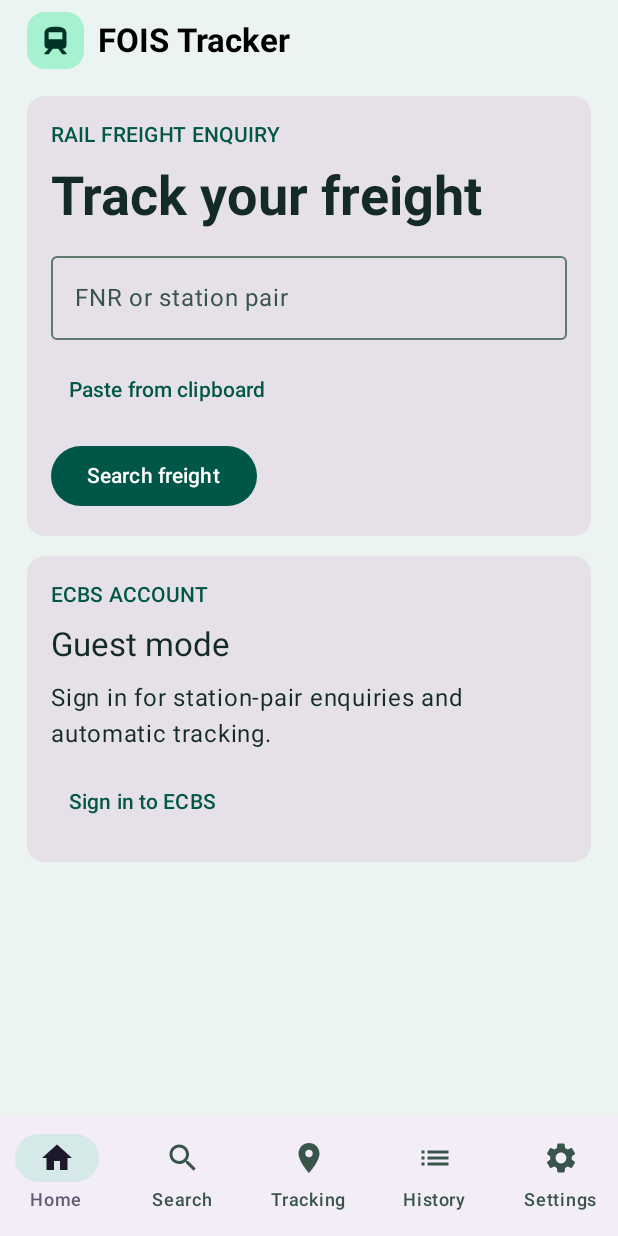
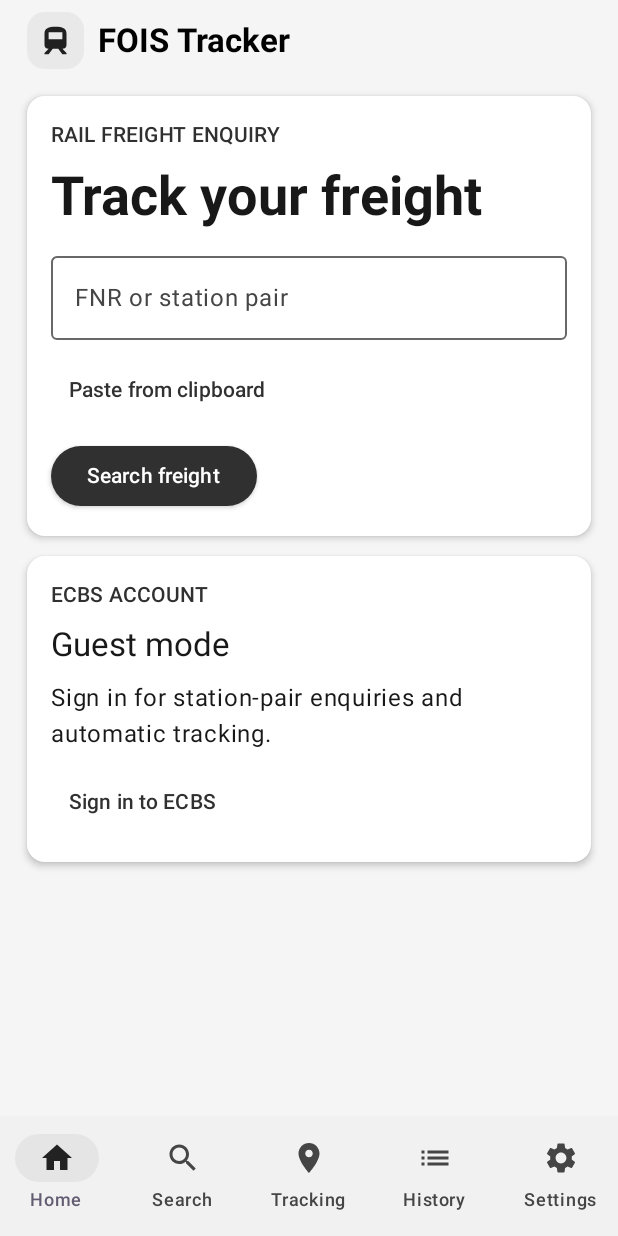
Before and after one commit to emochuddam/FOIS-Tracker, an Android app built with Jetpack Compose: the screen it shows after launch (MainActivity), on a phone screen of 412 x 824 dp. Run offline under Robolectric (Android 15) with nearby library versions, the phone set to English and light mode, and no system bars; 1 statement that could not run was skipped.

Commit message:
Recover FNR from FOIS receipts and polish freight results

```diff
--- a/app/build.gradle.kts
+++ b/app/build.gradle.kts
@@ -18,8 +18,8 @@ android {
         applicationId = "org.railtracker.fois"
         minSdk = 26
         targetSdk = 36
-        versionCode = 4
-        versionName = "1.0.2"
+        versionCode = 5
+        versionName = "1.0.3"
         testInstrumentationRunner = "androidx.test.runner.AndroidJUnitRunner"
     }
     if (hasReleaseSigning) {
--- a/app/src/main/AndroidManifest.xml
+++ b/app/src/main/AndroidManifest.xml
@@ -11,9 +11,5 @@
                 <category android:name="android.intent.category.LAUNCHER" />
             </intent-filter>
         </activity>
-        <provider android:name="androidx.core.content.FileProvider" android:authorities="${applicationId}.reports"
-            android:exported="false" android:grantUriPermissions="true">
-            <meta-data android:name="android.support.FILE_PROVIDER_PATHS" android:resource="@xml/report_paths" />
-        </provider>
     </application>
 </manifest>
--- a/app/src/main/java/dev/foistracker/TrackerUi.kt
+++ b/app/src/main/java/dev/foistracker/TrackerUi.kt
@@ -1,6 +1,10 @@
 package dev.foistracker
 
 import androidx.compose.animation.AnimatedContent
+import androidx.compose.animation.core.animateFloatAsState
+import androidx.compose.animation.core.spring
+import androidx.compose.foundation.interaction.MutableInteractionSource
+import androidx.compose.foundation.interaction.collectIsPressedAsState
 import androidx.compose.foundation.*
 import androidx.compose.foundation.layout.*
 import androidx.compose.foundation.lazy.LazyColumn
@@ -22,6 +26,7 @@ import androidx.compose.ui.Alignment
 import androidx.compose.ui.Modifier
 import androidx.compose.ui.draw.clip
 import androidx.compose.ui.graphics.Color
+import androidx.compose.ui.graphics.graphicsLayer
 import androidx.compose.ui.graphics.asImageBitmap
 import androidx.compose.ui.platform.LocalFocusManager
 import androidx.compose.ui.platform.LocalSoftwareKeyboardController
@@ -43,16 +48,22 @@ import kotlinx.coroutines.withContext
 import java.time.Duration
 import java.time.Instant
 
-private val pine = Color(0xFF005647)
-private val mint = Color(0xFF95F2C4)
-private val light = lightColorScheme(primary = pine, onPrimary = Color.White, primaryContainer = Color(0xFFA6F1D0),
-    onPrimaryContainer = Color(0xFF003328), background = Color(0xFFEBF4F0), onBackground = Color(0xFF112923),
-    surface = Color(0xFFF8FCFA), onSurface = Color(0xFF142A24), surfaceVariant = Color(0xFFDCEBE5),
-    onSurfaceVariant = Color(0xFF39554B), outline = Color(0xFF60786E), secondaryContainer = Color(0xFFD5E9E9))
-private val dark = darkColorScheme(primary = mint, onPrimary = Color(0xFF003829), primaryContainer = Color(0xFF174C3B),
-    onPrimaryContainer = Color(0xFFC3FFDD), background = Color(0xFF101E26), onBackground = Color(0xFFE5F5EF),
-    surface = Color(0xFF162931), onSurface = Color(0xFFE9F6F0), surfaceVariant = Color(0xFF20383F),
-    onSurfaceVariant = Color(0xFFB8CBCA), outline = Color(0xFF819C97), secondaryContainer = Color(0xFF25444B))
+private val light = lightColorScheme(
+    primary = Color(0xFF303030), onPrimary = Color.White, primaryContainer = Color(0xFFE9E9E9),
+    onPrimaryContainer = Color(0xFF202020), secondaryContainer = Color(0xFFE5E5E5),
+    onSecondaryContainer = Color(0xFF222222), background = Color(0xFFF5F5F5),
+    onBackground = Color(0xFF181818), surface = Color.White, onSurface = Color(0xFF181818),
+    surfaceVariant = Color(0xFFEAEAEA), onSurfaceVariant = Color(0xFF454545),
+    surfaceContainer = Color(0xFFF1F1F1), surfaceContainerHigh = Color(0xFFECECEC), outline = Color(0xFF686868)
+)
+private val dark = darkColorScheme(
+    primary = Color(0xFFE5E5E5), onPrimary = Color(0xFF202020), primaryContainer = Color(0xFF333333),
+    onPrimaryContainer = Color(0xFFEAEAEA), secondaryContainer = Color(0xFF363636),
+    onSecondaryContainer = Color(0xFFE8E8E8), background = Color(0xFF121212),
+    onBackground = Color(0xFFECECEC), surface = Color(0xFF1E1E1E), onSurface = Color(0xFFECECEC),
+    surfaceVariant = Color(0xFF343434), onSurfaceVariant = Color(0xFFD0D0D0),
+    surfaceContainer = Color(0xFF252525), surfaceContainerHigh = Color(0xFF2D2D2D), outline = Color(0xFFB0B0B0)
+)
 private val tabs = listOf("Home", "Search", "Tracking", "History", "Settings")
 private val icons = listOf(Icons.Default.Home, Icons.Default.Search, Icons.Default.LocationOn, Icons.AutoMirrored.Filled.List, Icons.Default.Settings)
 private val stations = listOf("RMN" to "Raman", "NDLS" to "New Delhi", "DLI" to "Delhi Junction",
@@ -166,7 +177,20 @@ private fun Brand(modifier: Modifier = Modifier) {
 
 @Composable
 private fun ActionButton(label: String, enabled: Boolean = true, action: () -> Unit) {
-    Button(onClick = action, enabled = enabled) { Text(label) }
+    val interaction = remember { MutableInteractionSource() }
+    val pressed by interaction.collectIsPressedAsState()
+    val scale by animateFloatAsState(
+        if (pressed && enabled) 0.97f else 1f,
+        animationSpec = spring(dampingRatio = 0.8f, stiffness = 500f),
+        label = "Button press"
+    )
+    Button(
+        onClick = action,
+        enabled = enabled,
+        interactionSource = interaction,
+        modifier = Modifier.graphicsLayer { scaleX = scale; scaleY = scale },
+        elevation = ButtonDefaults.buttonElevation(defaultElevation = 2.dp, pressedElevation = 1.dp)
+    ) { Text(label) }
 }
 
 @Composable
@@ -185,7 +209,11 @@ private fun Navigation(selected: Int, select: (Int) -> Unit) {
 
 @Composable
 private fun Panel(modifier: Modifier = Modifier, content: @Composable ColumnScope.() -> Unit) {
-    Card(modifier.fillMaxWidth()) {
+    ElevatedCard(
+        modifier = modifier.fillMaxWidth(),
+        colors = CardDefaults.elevatedCardColors(containerColor = MaterialTheme.colorScheme.surface),
+        elevation = CardDefaults.elevatedCardElevation(defaultElevation = 3.dp)
+    ) {
         Column(Modifier.padding(16.dp), verticalArrangement = Arrangement.spacedBy(9.dp), content = content)
     }
 }
@@ -664,6 +692,14 @@ private fun FreightUi(app: MainActivity, page: ResultPage) {
                     Label(if (freight.arrived == null) "ESTIMATED ARRIVAL" else "CONFIRMED ARRIVAL")
                     Text(displayFreightTime(freight.arrived ?: freight.eta), fontSize = 40.sp,
                         lineHeight = 44.sp, fontWeight = FontWeight.Bold, color = MaterialTheme.colorScheme.primary)
+                    Label("REMAINING DISTANCE")
+                    val distance = freight.values["Remaining distance"]
+                    val distanceText = when {
+                        distance == null -> "Not Reported"
+                        distance.any(Char::isLetter) -> distance
+                        else -> "$distance km"
+                    }
+                    Text(distanceText, fontSize = 34.sp, lineHeight = 38.sp, fontWeight = FontWeight.Bold)
                     if (freight.arrived != null && freight.eta != null) Text("Last ETA · ${displayFreightTime(freight.eta)}")
                     val previous = freightTime(freight.previousEta)
                     val current = freightTime(freight.eta)
@@ -693,8 +729,13 @@ private fun FreightUi(app: MainActivity, page: ResultPage) {
                         active -> "Live refresh paused"
                         else -> "Showing last reported data"
                     }
-                    Text(liveStatus, color = if (polling) MaterialTheme.colorScheme.primary else MaterialTheme.colorScheme.onSurface,
-                        style = MaterialTheme.typography.labelLarge)
+                    Row(verticalAlignment = Alignment.CenterVertically, horizontalArrangement = Arrangement.spacedBy(8.dp)) {
+                        if (polling || app.automaticRefresh) {
+                            val green = if (isSystemInDarkTheme()) Color(0xFF63E68A) else Color(0xFF198344)
+                            Box(Modifier.size(10.dp).background(green, CircleShape))
+                        }
+                        Text(liveStatus, style = MaterialTheme.typography.labelLarge)
+                    }
                     if (!page.cached && elapsed < 60) Text("Updated ${elapsed}s ago", style = MaterialTheme.typography.bodySmall)
                     Text("Last successful update · ${displayTime(freight.retrieved)}", style = MaterialTheme.typography.bodySmall)
                     if (page.freight.size > 1) {
@@ -714,7 +755,8 @@ private fun FreightUi(app: MainActivity, page: ResultPage) {
                         ActionButton(if (item == null) "Save enquiry" else "Edit saved") {
                             editing = item ?: Saved(page.query.storageKey, "", false, false)
                         }
-                        ActionButton("Export report") { exporting = true }
+                        ActionButton("Copy report") { app.copy("Freight report", Reports.text(freight)) }
+                        OutlinedButton(onClick = { exporting = true }) { Text("Export file") }
                     }
                     if (freight.fnr.isNotBlank() && !page.query.isFnr) {
                         TextButton(onClick = { app.open(Query(freight.fnr), true) }, enabled = !app.loading) { Text("Open FNR ${freight.fnr}") }
@@ -735,7 +777,7 @@ private fun FreightUi(app: MainActivity, page: ResultPage) {
                                 Text(freight.get(field))
                             }
                             if (freight.values.containsKey(field)) IconButton(onClick = { app.copy(field, freight.get(field)) }) {
-                                Icon(Icons.Default.Share, "Copy $field")
+                                Icon(painterResource(R.drawable.ic_clipboard), "Copy $field")
                             }
                         }
                     }
@@ -804,9 +846,7 @@ private fun FreightUi(app: MainActivity, page: ResultPage) {
                         FilterChip(reportFormat == format, { reportFormat = format }, { Text(format.name) })
                     }
                 }
-                TextButton(onClick = { exporting = false; app.export(freight, reportFormat, false) }) { Text("Save to device") }
-                TextButton(onClick = { exporting = false; app.export(freight, reportFormat, true) }) { Text("Android share sheet") }
-                TextButton(onClick = { exporting = false; app.export(freight, reportFormat, true, true) }) { Text("Share through WhatsApp") }
+                TextButton(onClick = { exporting = false; app.export(freight, reportFormat) }) { Text("Save to device") }
                 TextButton(onClick = { exporting = false; app.copy("Freight report", Reports.text(freight)) }) { Text("Copy complete report") }
             }
         }, confirmButton = { TextButton(onClick = { exporting = false }) { Text("Close") } })
--- /dev/null
+++ b/app/src/main/res/drawable/ic_clipboard.xml
@@ -0,0 +1,5 @@
+<vector xmlns:android="http://schemas.android.com/apk/res/android"
+    android:width="24dp" android:height="24dp" android:viewportWidth="24" android:viewportHeight="24">
+    <path android:fillColor="#FFFFFFFF"
+        android:pathData="M19,3h-4.2a3,3 0,0 0,-5.6 0H5c-1.1,0 -2,0.9 -2,2v15c0,1.1 0.9,2 2,2h14c1.1,0 2,-0.9 2,-2V5c0,-1.1 -0.9,-2 -2,-2zM12,3a1,1 0,1 1,0 2a1,1 0,1 1,0 -2zM19,20H5V5h3v3h8V5h3z" />
+</vector>
--- a/app/src/main/res/xml/report_paths.xml
+++ /dev/null
@@ -1,3 +0,0 @@
-<paths>
-    <cache-path name="reports" path="reports/" />
-</paths>
```
Also changed, not shown: app/src/main/java/dev/foistracker/Fois.kt (+13 -6 lines), app/src/main/java/dev/foistracker/MainActivity.kt (+5 -23 lines), 4 other files.
